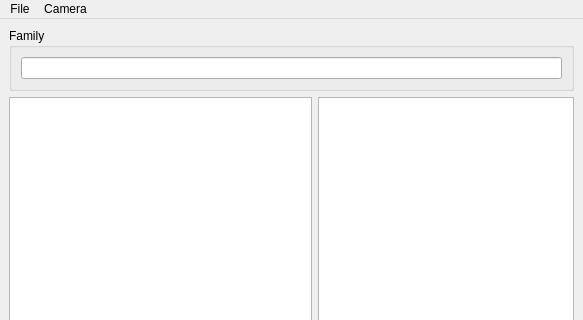
Before: the Qt Designer form forms/tetherwindow.ui in josh23french/photo-upload-inator, drawn with Qt 5; both pictures show x 0 to 583 and y 0 to 320 of the 583 by 560 pixel window.
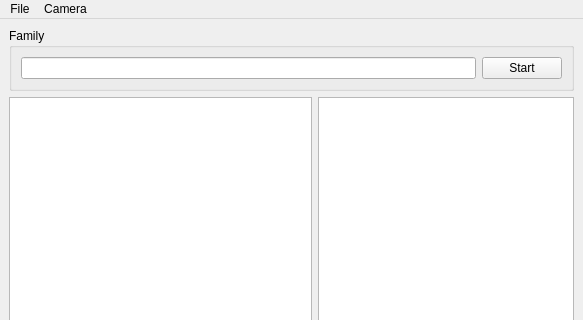
After: the same form once the commit is applied. Icons and pictures are not drawn.

```diff
--- a/forms/tetherwindow.ui
+++ b/forms/tetherwindow.ui
@@ -29,10 +29,17 @@
       <property name="title">
        <string>Family</string>
       </property>
-      <layout class="QVBoxLayout" name="verticalLayout">
+      <layout class="QHBoxLayout" name="horizontalLayout_2">
        <item>
         <widget class="QLineEdit" name="searchbox"/>
        </item>
+       <item>
+        <widget class="QPushButton" name="pushButton">
+         <property name="text">
+          <string>Start</string>
+         </property>
+        </widget>
+       </item>
       </layout>
      </widget>
     </item>
```
Left out of the diff: 16 changed lines with no effect on the pictures.
